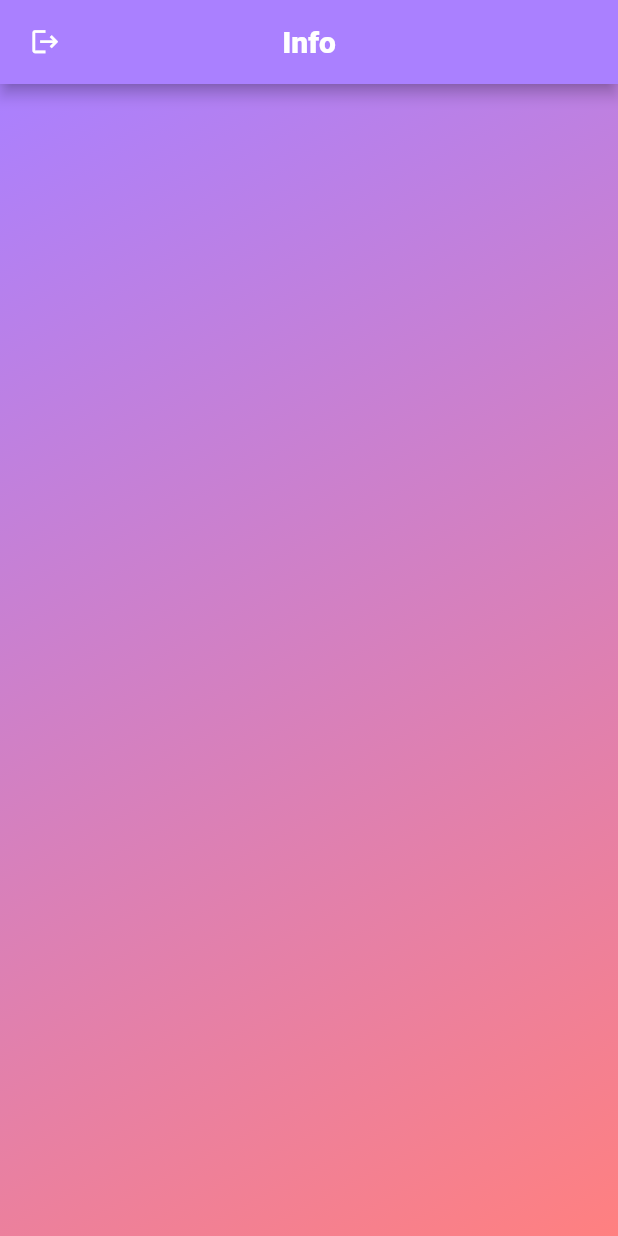
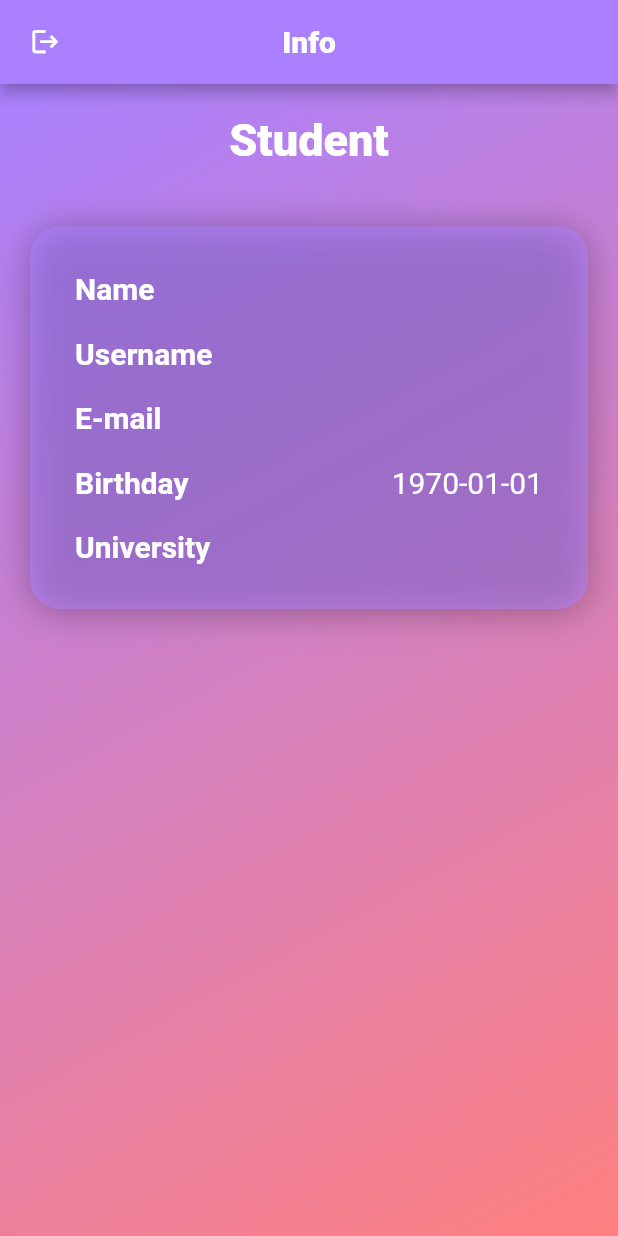
Before and after one commit to noemisip/studiees, a Flutter app: the InfoPage screen opened directly, on a phone screen of 412 x 824 dp. Run offline on Flutter 3.47's test engine with Material 2 defaults, Android fonts, the phone set to English and light mode, and no system bars; our stand-ins replace cloud_firestore, easy_localization, firebase_auth, firebase_core; accounts and stored records are empty.

Commit message:
subjects

```diff
--- a/lib/assets/langs/en.json
+++ b/lib/assets/langs/en.json
@@ -15,6 +15,11 @@
   "firstname":"First name",
   "lastname": "Last name",
   "choose_date": "Choose Date",
-  "info": "Info"
+  "info": "Info",
+  "name": "Name",
+  "add_subject": "Add new subject",
+  "limit": "Student limit",
+  "credit": "Credit",
+  "semester": "Semester"
 
 }
--- a/lib/colors.dart
+++ b/lib/colors.dart
@@ -8,5 +8,7 @@ class MyColors {
   static Color tabBarColor = const Color.fromRGBO(170, 128, 255, 0.5);
   static Color selectedColor = const Color.fromRGBO(
       255, 194, 226, 1.0);
+  static Color infocolor = const Color.fromRGBO(
+      255, 173, 173, 0.6784313725490196);
 
 }
--- /dev/null
+++ b/lib/entities/subject.dart
@@ -0,0 +1,36 @@
+
+class SubjectModel {
+  String? name;
+  int? limit;
+  int? credit;
+  String? semester;
+  String? university;
+  String? tid;
+  int? current_part;
+
+ SubjectModel({this.name, this.limit, this.credit, this.semester, this.university, this.tid, this.current_part});
+
+  factory SubjectModel.fromMap(map) {
+    return SubjectModel(
+      name: map['name'],
+      limit: map['limit'],
+      credit: map['credit'],
+      university: map['university'],
+      tid: map['tid'],
+      current_part: map['currentpart'],
+      semester: map['semester'],
+    );
+  }
+
+  Map<String, dynamic> toMap() {
+    return {
+      'name': name,
+      'limit': limit,
+      'credit': credit,
+      'university': university,
+      'semester': semester,
+      'currentpart': current_part,
+      'tid': tid,
+    };
+  }
+}
--- a/lib/screens/info_screen.dart
+++ b/lib/screens/info_screen.dart
@@ -3,11 +3,12 @@ import 'package:easy_localization/easy_localization.dart';
 import 'package:firebase_auth/firebase_auth.dart';
 import 'package:flutter/cupertino.dart';
 import 'package:flutter/material.dart';
-import 'package:stud_iees/screens/login_page.dart';
-
+import 'package:stud_iees/widget/loading_indicator.dart';
 import '../app_router.dart';
 import '../colors.dart';
 import '../entities/user.dart';
+import '../widget/my_text.dart';
+import '../widget/rounded_shadow_view.dart';
 
 class InfoPage extends StatefulWidget {
   const InfoPage({Key? key}) : super(key: key);
@@ -19,6 +20,7 @@ class InfoPage extends StatefulWidget {
 class _InfoPageState extends State<InfoPage> {
   User? user = FirebaseAuth.instance.currentUser;
   UserModel loggedInUser = UserModel();
+  final DateFormat formatter = DateFormat('yyyy-MM-dd');
 
   @override
   void initState() {
@@ -28,7 +30,7 @@ class _InfoPageState extends State<InfoPage> {
         .doc(user!.uid)
         .get()
         .then((value) {
-      this.loggedInUser = UserModel.fromMap(value.data());
+      loggedInUser = UserModel.fromMap(value.data());
       setState(() {});
     });
   }
@@ -53,20 +55,70 @@ class _InfoPageState extends State<InfoPage> {
                 begin: Alignment.topLeft,
                 end: Alignment.bottomRight,
                 colors: [MyColors.background1, MyColors.background2])),
-        child: Scaffold(
+        child: loggedInUser.role == null? LoadingIndicator() : Scaffold(
           backgroundColor: Colors.transparent,
           body: Column(
             children: [
               Row(
                 mainAxisAlignment: MainAxisAlignment.center,
                 children: [
-                  Text(loggedInUser.name ?? "",
-                      style: const TextStyle(
-                          fontSize: 30,
-                          color: Colors.white,
-                          fontWeight: FontWeight.w800)),
+                  Padding(
+                    padding: const EdgeInsets.all(10),
+                    child: MyText(
+                      text: loggedInUser.role! ? tr("teacher") : tr("student"),
+                      fontweight: FontWeight.w800, fontsize: 30,
+                    ),
+                  ),
                 ],
               ),
+              Padding(
+                padding: const EdgeInsets.all(20),
+                child: RoundedShadowView(
+                  backgroundColor: MyColors.tabBarColor,
+                  child: Padding(
+                    padding: const EdgeInsets.all(20),
+                    child: Column(
+                      children: [
+                        Row(
+                          mainAxisAlignment: MainAxisAlignment.spaceBetween,
+                          children: [
+                            MyText(text: tr("name"), fontweight: FontWeight.bold,),
+                            MyText(text: loggedInUser.name ?? "" ),
+                          ],
+                        ),
+                        Row(
+                          mainAxisAlignment: MainAxisAlignment.spaceBetween,
+                          children: [
+                            MyText(text: tr("username"), fontweight: FontWeight.bold,),
+                            MyText(text: loggedInUser.username ?? "" ),
+                          ],
+                        ),
+                        Row(
+                          mainAxisAlignment: MainAxisAlignment.spaceBetween,
+                          children: [
+                            MyText(text: tr("email"), fontweight: FontWeight.bold,),
+                            MyText(text: loggedInUser.email ?? "" ),
+                          ],
+                        ),
+                        Row(
+                          mainAxisAlignment: MainAxisAlignment.spaceBetween,
+                          children: [
+                            MyText(text: tr("birthday"), fontweight: FontWeight.bold,),
+                            MyText(text: formatter.format(DateTime.fromMillisecondsSinceEpoch(loggedInUser.birthdate?? 0)).toString()),
+                          ],
+                        ),
+                        Row(
+                          mainAxisAlignment: MainAxisAlignment.spaceBetween,
+                          children: [
+                            MyText(text: tr("university"), fontweight: FontWeight.bold,),
+                            MyText(text: loggedInUser.university?? "" ),
+                          ],
+                        ),
+                      ],
+                    ),
+                  ),
+                ),
+              )
             ],
           ),
         ),
--- a/lib/screens/login_page.dart
+++ b/lib/screens/login_page.dart
@@ -6,7 +6,6 @@ import 'package:stud_iees/helpers/picturehelper.dart';
 import '../app_router.dart';
 import '../colors.dart';
 import 'package:easy_localization/easy_localization.dart';
-
 import '../widget/my_dialog.dart';
 
 
@@ -27,7 +26,6 @@ class _LoginPageState extends State<LoginPage> {
   @override
   Widget build(BuildContext context) {
     return Scaffold(
-        appBar: AppBar(backgroundColor: MyColors.background1),
         body: Container(
           decoration: BoxDecoration(
               gradient: LinearGradient(
@@ -37,7 +35,8 @@ class _LoginPageState extends State<LoginPage> {
           child: Scaffold(
             resizeToAvoidBottomInset: false,
             backgroundColor: Colors.transparent,
-            body: Column(
+            body: SingleChildScrollView(
+              child: Column(
                 children: [
                   Row(
                     mainAxisAlignment: MainAxisAlignment.end,
@@ -192,6 +191,7 @@ class _LoginPageState extends State<LoginPage> {
                 ],
               ),
             ),
+          ),
         ));
   }
 
--- /dev/null
+++ b/lib/widget/my_text.dart
@@ -0,0 +1,33 @@
+import 'dart:ui';
+import 'package:flutter/cupertino.dart';
+import 'package:flutter/material.dart';
+
+class MyText extends StatelessWidget {
+
+  String text;
+  double padding;
+  double fontsize;
+  Color color;
+  FontWeight fontweight;
+
+  @override
+  Widget build(BuildContext context) {
+   return  Padding(
+     padding: EdgeInsets.all(padding),
+     child: Text(text,
+         style: TextStyle(
+             fontSize: fontsize,
+             color: Colors.white,
+             fontWeight: fontweight)),
+   );
+  }
+
+  MyText(
+      {Key? key,
+        this.text = "",
+        this.padding = 10,
+        this.fontsize = 20,
+        this.color = Colors.white,
+        this.fontweight = FontWeight.w400}) : super(key: key);
+
+}
--- /dev/null
+++ b/lib/widget/rounded_shadow_view.dart
@@ -0,0 +1,38 @@
+import 'package:flutter/material.dart';
+
+class RoundedShadowView extends StatelessWidget {
+  Widget? child;
+  double cornerRadius;
+  double shadowRadius;
+  Offset shadowOffset;
+  double shadowOpacity;
+  Color backgroundColor;
+
+  @override
+  Widget build(BuildContext context) {
+    return Container(
+      decoration: BoxDecoration(
+        borderRadius: BorderRadius.circular(this.cornerRadius),
+        color: this.backgroundColor,
+        boxShadow: [
+           BoxShadow(
+              color: Colors.black.withAlpha((this.shadowOpacity * 255).toInt()),
+              blurRadius: this.shadowRadius,
+              offset: this.shadowOffset)
+        ],
+      ),
+      child: ClipRRect(
+        borderRadius: BorderRadius.all(Radius.circular(this.cornerRadius)),
+        child: this.child == null ? Container() : this.child,
+      ),
+    );
+  }
+
+  RoundedShadowView(
+      {this.child,
+        this.cornerRadius = 20,
+        this.shadowRadius = 20,
+        this.shadowOffset = const Offset(0, 2),
+        this.shadowOpacity = 0.3,
+        this.backgroundColor = Colors.white});
+}
--- a/pubspec.yaml
+++ b/pubspec.yaml
@@ -43,12 +43,14 @@ dependencies:
   fluttertoast: ^8.0.9
 
 
+
   # The following adds the Cupertino Icons font to your application.
   # Use with the CupertinoIcons class for iOS style icons.
 
 
 
 dev_dependencies:
+
   flutter_test:
     sdk: flutter
 
```
Also changed, not shown: lib/adapter/subject_adapter.dart (added, +27 -0 lines), lib/assets/langs/hu.json (+6 -1 lines), lib/screens/add_subject.dart (added, +277 -0 lines), lib/screens/home_page.dart (+11 -2 lines), lib/screens/subjects_page.dart (added, +97 -0 lines), lib/widget/loading_indicator.dart (added, +18 -0 lines). Lines whose indentation alone changed are shown as unchanged.
